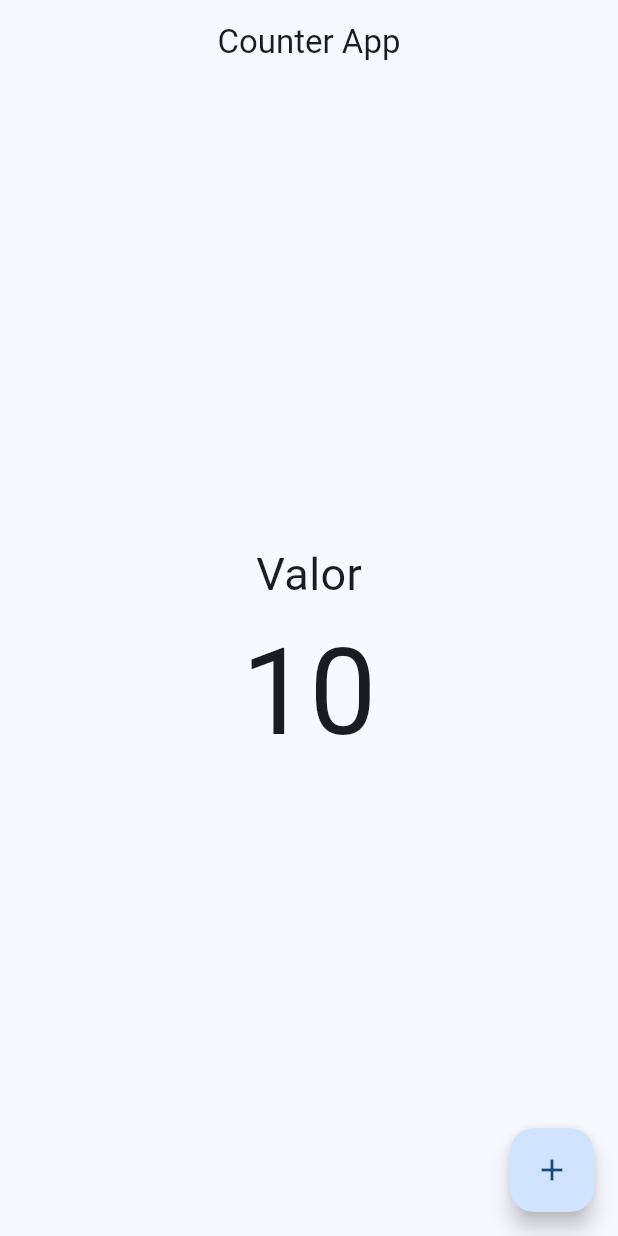
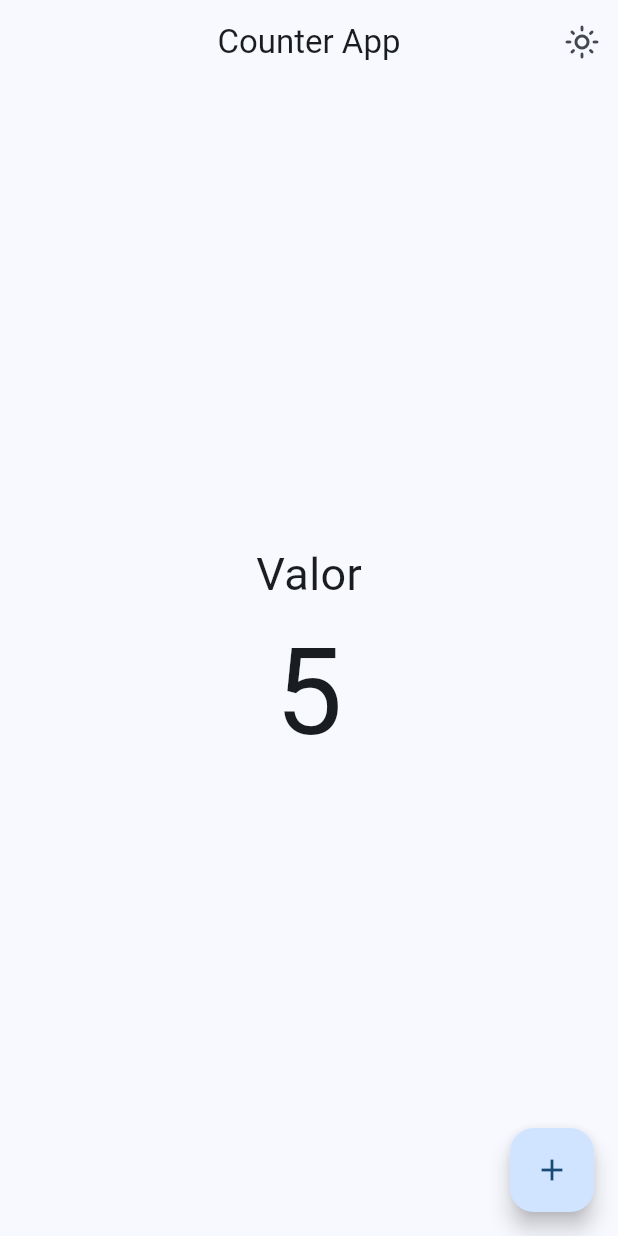
Before and after one commit to jhojannr/widgets_flutter, a Flutter app: the CounterScreen screen opened by its route, on a phone screen of 412 x 824 dp. Run offline on Flutter 3.47's test engine with Material 3 defaults, Android fonts, the phone set to English and light mode, and no system bars; our stand-ins replace animate_do, flutter_riverpod, go_router.

Commit message:
0.1Beta6: Agrega Cambios de Counter y Cards

```diff
--- a/lib/config/router/app_router.dart
+++ b/lib/config/router/app_router.dart
@@ -1,4 +1,5 @@
 import 'package:go_router/go_router.dart';
+import 'package:widgets_app/presentation/screens/alerts/alerts_screen.dart';
 
 import '../../presentation/screens/screens.dart';
 
@@ -51,9 +52,19 @@ final appRouter = GoRouter(
       builder: (context, state) => const InfiniteScrollScreen(),
     ),
     GoRoute(
+      path: '/theme',
+      name: ThemeChangerScreen.name,
+      builder: (context, state) => const ThemeChangerScreen(),
+    ),
+    GoRoute(
       path: '/counter',
       name: CounterScreen.name,
       builder: (context, state) => const CounterScreen(),
     ),
+    GoRoute(
+      path: '/alerts',
+      name: AlertsScreen.name,
+      builder: (context, state) => const AlertsScreen(),
+    ),
   ],
 );
--- a/lib/config/theme/app_theme.dart
+++ b/lib/config/theme/app_theme.dart
@@ -11,17 +11,28 @@ const colorList = <Color>[
 
 class AppTheme {
   final int selectedColor;
+  final bool isDarkMode;
 
   AppTheme({
+    this.isDarkMode = false,
     this.selectedColor = 0,
   })  : assert(selectedColor >= 0, 'El color seleccionado debe ser mayor a 0'),
         assert(selectedColor < colorList.length,
             'El color seleccionado debe ser menor a ${colorList.length - 1}');
 
-  ThemeData getTheme() => ThemeData(
-        colorSchemeSeed: colorList[selectedColor],
-        appBarTheme: const AppBarTheme(
-          centerTitle: true,
-        ),
+  ThemeData getTheme() {
+    return ThemeData(
+      colorSchemeSeed: colorList[selectedColor],
+      brightness: isDarkMode ? Brightness.dark : Brightness.light,
+      appBarTheme: const AppBarTheme(
+        centerTitle: true,
+      ),
+      cardColor: isDarkMode ? null : Colors.white,
+    );
+  }
+
+  AppTheme copyWith({int? selectedColor, bool? isDarkMode}) => AppTheme(
+        selectedColor: selectedColor ?? this.selectedColor,
+        isDarkMode: isDarkMode ?? this.isDarkMode,
       );
 }
--- /dev/null
+++ b/lib/presentation/providers/counter_provider.dart
@@ -0,0 +1,3 @@
+import 'package:flutter_riverpod/flutter_riverpod.dart';
+
+final counterProvider = StateProvider<int>((ref) => 5);
--- /dev/null
+++ b/lib/presentation/providers/theme_provider.dart
@@ -0,0 +1,25 @@
+import 'package:flutter_riverpod/flutter_riverpod.dart';
+import 'package:widgets_app/config/theme/app_theme.dart';
+
+final themeProvider = StateProvider<bool>((ref) => false);
+
+final colorListProvider = Provider((ref) => colorList);
+
+final selectedColorProvider = StateProvider<int>((ref) => 0);
+
+final themeNotifierProvider = StateNotifierProvider<ThemeNotifier, AppTheme>(
+  (ref) => ThemeNotifier(),
+);
+
+class ThemeNotifier extends StateNotifier<AppTheme> {
+  //State = Estado = new App Theme();
+  ThemeNotifier() : super(AppTheme());
+
+  void toggleDarkMode() {
+    state = state.copyWith(isDarkMode: !state.isDarkMode);
+  }
+
+  void changeColorIndex(int colorIndex) {
+    state = state.copyWith(selectedColor: colorIndex);
+  }
+}
--- a/lib/presentation/screens/counter/counter_screen.dart
+++ b/lib/presentation/screens/counter/counter_screen.dart
@@ -1,33 +1,52 @@
 import 'package:flutter/material.dart';
+import 'package:flutter_riverpod/flutter_riverpod.dart';
+import 'package:widgets_app/presentation/providers/counter_provider.dart';
+import 'package:widgets_app/presentation/providers/theme_provider.dart';
 
-class CounterScreen extends StatelessWidget {
+class CounterScreen extends ConsumerWidget {
   static const String name = 'counter_screen';
 
   const CounterScreen({super.key});
 
   @override
-  Widget build(BuildContext context) {
+  Widget build(BuildContext context, WidgetRef ref) {
+    final int clickCounter = ref.watch(counterProvider);
+    final bool isDarkMode = ref.watch(themeProvider);
+
     return Scaffold(
       appBar: AppBar(
         title: const Text('Counter App'),
+        actions: [
+          IconButton(
+            onPressed: () {
+              ref.read(themeProvider.notifier).state =
+                  !ref.read(themeProvider.notifier).state;
+            },
+            icon: Icon(isDarkMode
+                ? Icons.dark_mode_outlined
+                : Icons.light_mode_outlined),
+          )
+        ],
       ),
-      body: const Center(
+      body: Center(
         child: Column(
           mainAxisAlignment: MainAxisAlignment.center,
           children: [
-            Text(
+            const Text(
               'Valor',
               style: TextStyle(fontSize: 30),
             ),
             Text(
-              '10',
-              style: TextStyle(fontSize: 80),
+              '$clickCounter',
+              style: const TextStyle(fontSize: 80),
             ),
           ],
         ),
       ),
       floatingActionButton: FloatingActionButton(
-        onPressed: () {},
+        onPressed: () {
+          ref.read(counterProvider.notifier).state++;
+        },
         child: const Icon(Icons.add),
       ),
     );
--- a/lib/presentation/screens/screens.dart
+++ b/lib/presentation/screens/screens.dart
@@ -7,4 +7,5 @@ export 'package:widgets_app/presentation/screens/home/home_screen.dart';
 export 'package:widgets_app/presentation/screens/infinite_scroll/infinite_scroll_screen.dart';
 export 'package:widgets_app/presentation/screens/progress/progress_screen.dart';
 export 'package:widgets_app/presentation/screens/snackbar/snackbar_screen.dart';
+export 'package:widgets_app/presentation/screens/theme_changer/theme_changer_screen.dart';
 export 'package:widgets_app/presentation/screens/ui_controls/ui_controls_screen.dart';
--- a/pubspec.yaml
+++ b/pubspec.yaml
@@ -10,6 +10,7 @@ dependencies:
   animate_do: ^3.3.4
   flutter:
     sdk: flutter
+  flutter_riverpod: ^2.6.1
   go_router: ^14.4.1
 
 dev_dependencies:
```
Also changed, not shown: lib/config/menu/menu_items.dart (+12 -0 lines), lib/main.dart (+15 -4 lines), lib/presentation/screens/alerts/alerts_screen.dart (added, +99 -0 lines), lib/presentation/screens/cards/cards_screen.dart (+59 -4 lines), lib/presentation/screens/theme_changer/theme_changer_screen.dart (added, +60 -0 lines), pubspec.lock.
